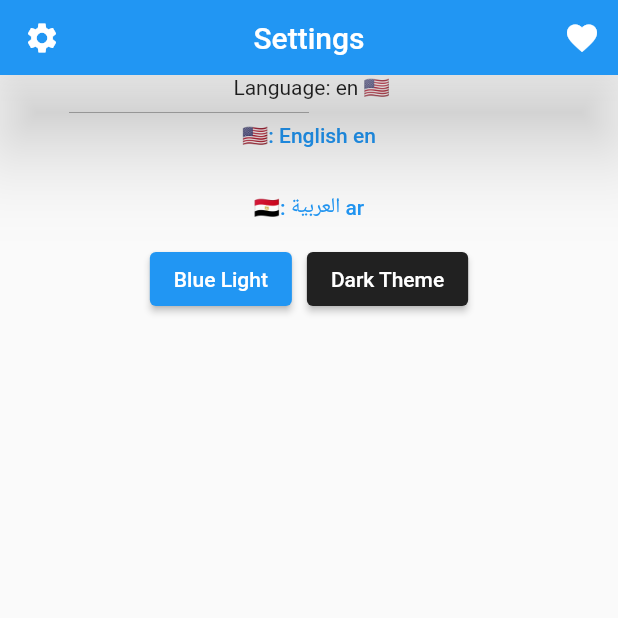
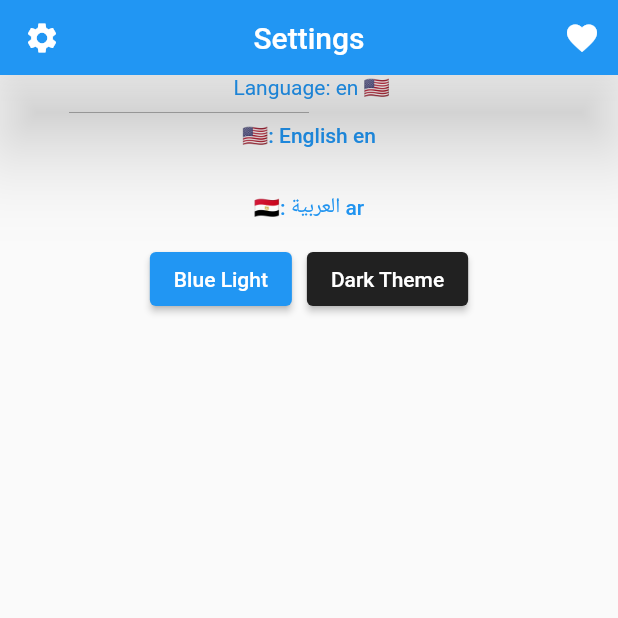
Before and after one commit to AdelDaniel/my_ecommerce, a Flutter app: the SettingsScreen screen opened by its route, on a phone screen of 412 x 824 dp, the top half of it. Run offline on Flutter 3.47's test engine with Material 2 defaults, Android fonts, the phone set to English and light mode, and no system bars; our stand-ins replace cached_network_image, carousel_slider, equatable, flutter_bloc, flutter_rating_bar, get_it and 3 more; generated files the repository leaves out were written again; network calls fail; key blocks and very long unbroken strings in the code were emptied for the run.

Commit message:
update the light theme

```diff
--- a/lib/settings/theme_settings/app_themes.dart
+++ b/lib/settings/theme_settings/app_themes.dart
@@ -29,9 +29,11 @@ final avalibeAppTheme = <AppTheme, ThemeData>{
     brightness: Brightness.light,
     primaryColor: Colors.blue,
     iconTheme: iconTheme,
-    textTheme: const TextTheme(
+    textTheme: TextTheme(
       headline1: headLine1TextStyle,
-      bodyText1: newPricesTextStyle,
+      bodyText1: newPricesTextStyle.copyWith(color: Colors.blue),
+      bodyText2:
+          ThemeData.light().textTheme.bodyText2!.copyWith(color: Colors.blue),
     ),
   ),
   AppTheme.darkTheme: ThemeData.dark().copyWith(
--- a/lib/widgets/product_card_image_and_discount.dart
+++ b/lib/widgets/product_card_image_and_discount.dart
@@ -18,7 +18,7 @@ class ProductCardImageAndDiscount extends StatelessWidget {
   final String imgUrl;
   final double discount;
   final double? imageShimmerHeight;
-  final int productIdHeroAnimation;
+  final String productIdHeroAnimation;
   @override
   Widget build(BuildContext context) {
     return Stack(
@@ -44,6 +44,7 @@ class ProductCardImageAndDiscount extends StatelessWidget {
                         child: Text(
                           '${AppLocalizations.of(context).discount} \n ${discount.toStringAsFixed(1)}%',
                           textAlign: TextAlign.center,
+                          style: const TextStyle(color: Colors.white),
                         )),
                   ),
           ),
```
